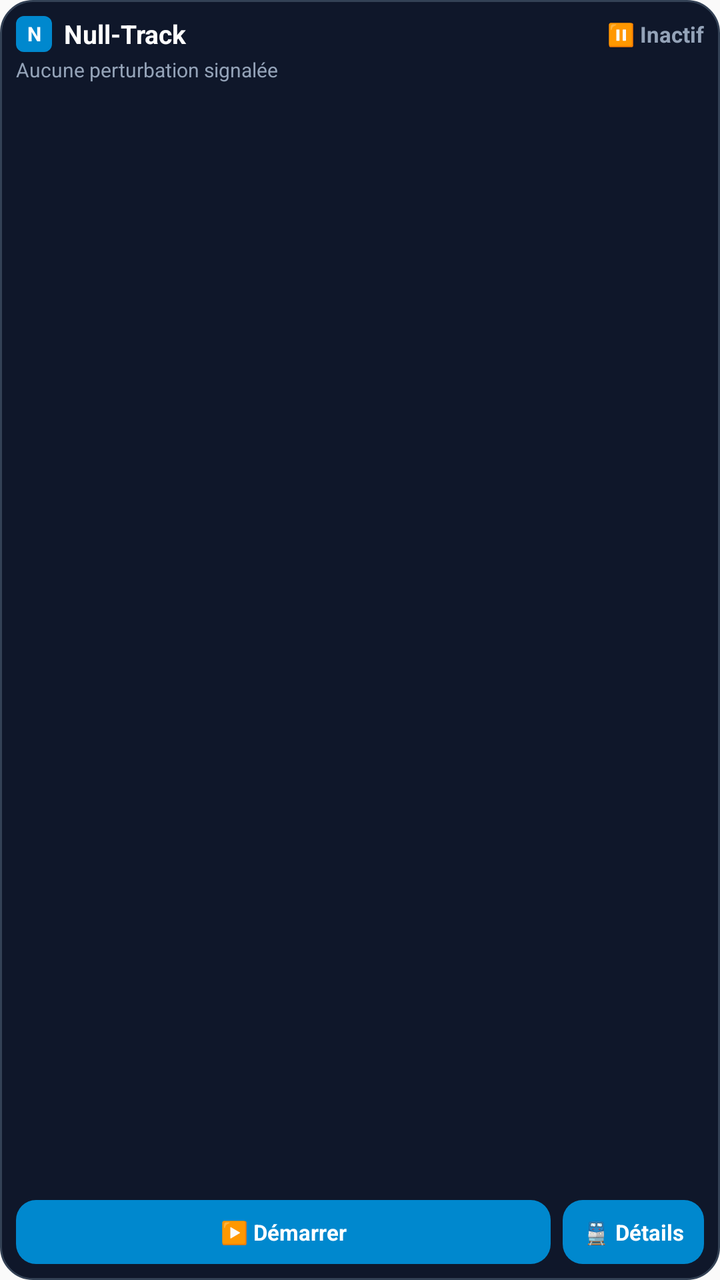
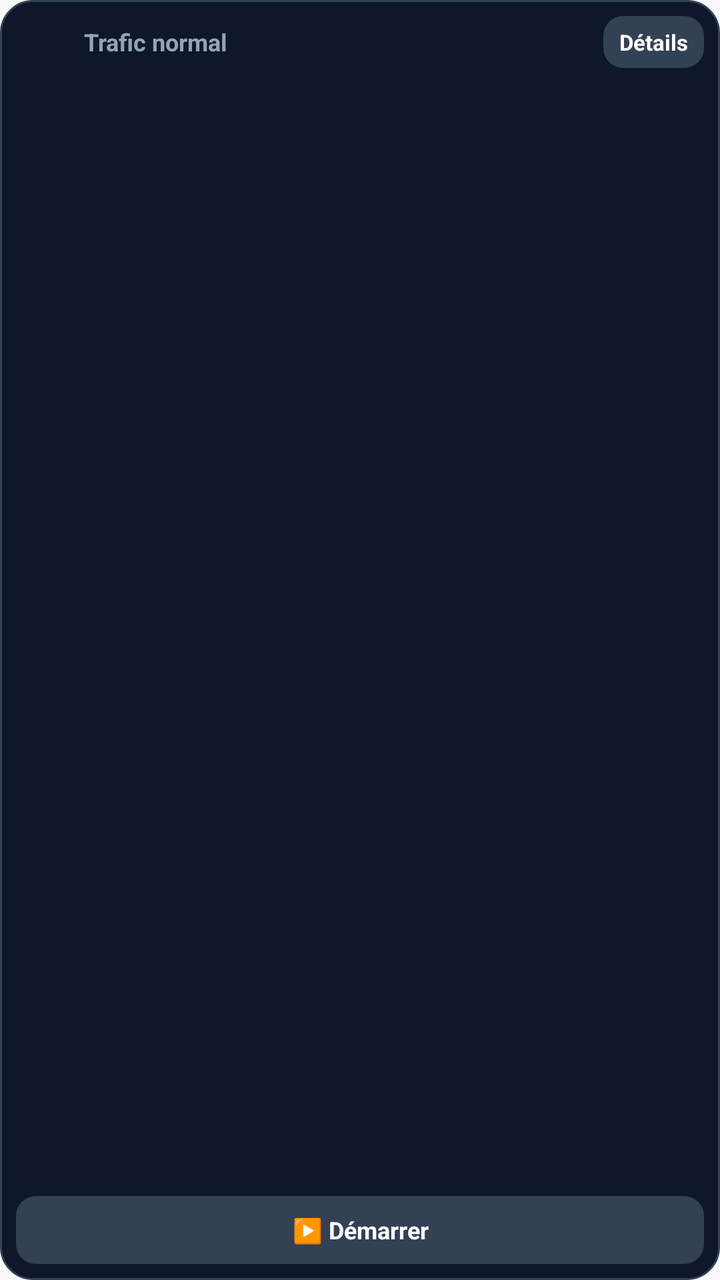

Screens rendered from an Android XML layout before and after an edit, with the pre-edit source and the edit as a unified diff.
<!-- AndroidManifest.xml: application theme android:Theme.Material.Light.NoActionBar -->
<!-- res/layout/widget_nulltrack.xml -->
<?xml version="1.0" encoding="utf-8"?>
<LinearLayout xmlns:android="http://schemas.android.com/apk/res/android"
    android:id="@+id/widget_root"
    android:layout_width="match_parent"
    android:layout_height="match_parent"
    android:background="@drawable/widget_background"
    android:orientation="vertical"
    android:padding="8dp">

    
    <LinearLayout
        android:id="@+id/widget_header"
        android:layout_width="match_parent"
        android:layout_height="wrap_content"
        android:clickable="true"
        android:focusable="true"
        android:gravity="center_vertical"
        android:orientation="horizontal">

        <TextView
            android:id="@+id/widget_badge"
            android:layout_width="18dp"
            android:layout_height="18dp"
            android:background="@drawable/widget_line_badge"
            android:gravity="center"
            android:text="N"
            android:textColor="#FFFFFF"
            android:textSize="10sp"
            android:textStyle="bold" />

        <TextView
            android:id="@+id/widget_title"
            android:layout_width="0dp"
            android:layout_height="wrap_content"
            android:layout_marginStart="6dp"
            android:layout_weight="1"
            android:ellipsize="end"
            android:maxLines="1"
            android:text="Null-Track"
            android:textColor="#FFFFFF"
            android:textSize="13sp"
            android:textStyle="bold" />

        <TextView
            android:id="@+id/widget_status_badge"
            android:layout_width="wrap_content"
            android:layout_height="wrap_content"
            android:ellipsize="end"
            android:maxLines="1"
            android:text="⏸️ Inactif"
            android:textColor="#94A3B8"
            android:textSize="11sp"
            android:textStyle="bold" />
    </LinearLayout>

    
    <TextView
        android:id="@+id/widget_detail_text"
        android:layout_width="match_parent"
        android:layout_height="wrap_content"
        android:layout_marginTop="2dp"
        android:ellipsize="end"
        android:maxLines="1"
        android:text="Aucune perturbation signalée"
        android:textColor="#94A3B8"
        android:textSize="10sp" />

    
    <FrameLayout
        android:layout_width="match_parent"
        android:layout_height="0dp"
        android:layout_weight="1" />

    
    <LinearLayout
        android:layout_width="match_parent"
        android:layout_height="wrap_content"
        android:layout_marginTop="3dp"
        android:gravity="center_vertical"
        android:orientation="horizontal">

        
        <TextView
            android:id="@+id/widget_action_button"
            android:layout_width="0dp"
            android:layout_height="32dp"
            android:layout_weight="1"
            android:background="@drawable/widget_button_inactive"
            android:clickable="true"
            android:focusable="true"
            android:gravity="center"
            android:paddingStart="8dp"
            android:paddingEnd="8dp"
            android:text="▶️ Démarrer"
            android:textColor="#FFFFFF"
            android:textSize="11sp"
            android:textStyle="bold" />

        
        <TextView
            android:id="@+id/widget_open_app_button"
            android:layout_width="wrap_content"
            android:layout_height="32dp"
            android:layout_marginStart="6dp"
            android:background="@drawable/widget_button_inactive"
            android:clickable="true"
            android:focusable="true"
            android:gravity="center"
            android:paddingStart="10dp"
            android:paddingEnd="10dp"
            android:text="🚆 Détails"
            android:textColor="#FFFFFF"
            android:textSize="11sp"
            android:textStyle="bold" />
    </LinearLayout>

</LinearLayout>
<!-- resources referenced by this layout -->
<resources>
  <!-- drawable widget_background (drawable) -->
  <?xml version="1.0" encoding="utf-8"?>
  <shape xmlns:android="http://schemas.android.com/apk/res/android"
      android:shape="rectangle">
      <corners android:radius="16dp" />
      <solid android:color="#0F172A" />
      <stroke
          android:width="1dp"
          android:color="#334155" />
  </shape>
  <!-- drawable widget_button_inactive (drawable) -->
  <?xml version="1.0" encoding="utf-8"?>
  <shape xmlns:android="http://schemas.android.com/apk/res/android"
      android:shape="rectangle">
      <corners android:radius="10dp" />
      <solid android:color="#0088CE" />
  </shape>
  <!-- drawable widget_line_badge (drawable) -->
  <?xml version="1.0" encoding="utf-8"?>
  <shape xmlns:android="http://schemas.android.com/apk/res/android"
      android:shape="rectangle">
      <corners android:radius="4dp" />
      <solid android:color="#0088CE" />
  </shape>
</resources>

<!-- the commit's change to res/layout/widget_nulltrack.xml (unified diff, before → after) -->
@@ -17,53 +17,42 @@
         android:gravity="center_vertical"
         android:orientation="horizontal">
 
+        <ImageView
+            android:id="@+id/widget_app_logo"
+            android:layout_width="26dp"
+            android:layout_height="26dp"
+            android:src="@mipmap/ic_launcher_round"
+            android:contentDescription="Logo" />
+
         <TextView
-            android:id="@+id/widget_badge"
-            android:layout_width="18dp"
-            android:layout_height="18dp"
-            android:background="@drawable/widget_line_badge"
-            android:gravity="center"
-            android:text="N"
-            android:textColor="#FFFFFF"
-            android:textSize="10sp"
+            android:id="@+id/widget_detail_text"
+            android:layout_width="0dp"
+            android:layout_height="wrap_content"
+            android:layout_marginStart="8dp"
+            android:layout_marginEnd="6dp"
+            android:layout_weight="1"
+            android:ellipsize="end"
+            android:maxLines="1"
+            android:text="Trafic normal"
+            android:textColor="#94A3B8"
+            android:textSize="12sp"
             android:textStyle="bold" />
 
         <TextView
-            android:id="@+id/widget_title"
-            android:layout_width="0dp"
-            android:layout_height="wrap_content"
-            android:layout_marginStart="6dp"
-            android:layout_weight="1"
-            android:ellipsize="end"
-            android:maxLines="1"
-            android:text="Null-Track"
+            android:id="@+id/widget_open_app_button"
+            android:layout_width="wrap_content"
+            android:layout_height="26dp"
+            android:background="@drawable/widget_button_inactive"
+            android:clickable="true"
+            android:focusable="true"
+            android:gravity="center"
+            android:paddingStart="8dp"
+            android:paddingEnd="8dp"
+            android:text="Détails"
             android:textColor="#FFFFFF"
-            android:textSize="13sp"
-            android:textStyle="bold" />
-
-        <TextView
-            android:id="@+id/widget_status_badge"
-            android:layout_width="wrap_content"
-            android:layout_height="wrap_content"
-            android:ellipsize="end"
-            android:maxLines="1"
-            android:text="⏸️ Inactif"
-            android:textColor="#94A3B8"
             android:textSize="11sp"
             android:textStyle="bold" />
     </LinearLayout>
-
-    
-    <TextView
-        android:id="@+id/widget_detail_text"
-        android:layout_width="match_parent"
-        android:layout_height="wrap_content"
-        android:layout_marginTop="2dp"
-        android:ellipsize="end"
-        android:maxLines="1"
-        android:text="Aucune perturbation signalée"
-        android:textColor="#94A3B8"
-        android:textSize="10sp" />
 
     
     <FrameLayout
@@ -72,46 +61,19 @@
         android:layout_weight="1" />
 
     
-    <LinearLayout
+    <TextView
+        android:id="@+id/widget_action_button"
         android:layout_width="match_parent"
-        android:layout_height="wrap_content"
-        android:layout_marginTop="3dp"
-        android:gravity="center_vertical"
-        android:orientation="horizontal">
-
-        
-        <TextView
-            android:id="@+id/widget_action_button"
-            android:layout_width="0dp"
-            android:layout_height="32dp"
-            android:layout_weight="1"
-            android:background="@drawable/widget_button_inactive"
-            android:clickable="true"
-            android:focusable="true"
-            android:gravity="center"
-            android:paddingStart="8dp"
-            android:paddingEnd="8dp"
-            android:text="▶️ Démarrer"
-            android:textColor="#FFFFFF"
-            android:textSize="11sp"
-            android:textStyle="bold" />
-
-        
-        <TextView
-            android:id="@+id/widget_open_app_button"
-            android:layout_width="wrap_content"
-            android:layout_height="32dp"
-            android:layout_marginStart="6dp"
-            android:background="@drawable/widget_button_inactive"
-            android:clickable="true"
-            android:focusable="true"
-            android:gravity="center"
-            android:paddingStart="10dp"
-            android:paddingEnd="10dp"
-            android:text="🚆 Détails"
-            android:textColor="#FFFFFF"
-            android:textSize="11sp"
-            android:textStyle="bold" />
-    </LinearLayout>
+        android:layout_height="34dp"
+        android:background="@drawable/widget_button_inactive"
+        android:clickable="true"
+        android:focusable="true"
+        android:gravity="center"
+        android:paddingStart="12dp"
+        android:paddingEnd="12dp"
+        android:text="▶️ Démarrer"
+        android:textColor="#FFFFFF"
+        android:textSize="12sp"
+        android:textStyle="bold" />
 
 </LinearLayout>
<!-- resource entries referenced after the edit -->
@@ -15,14 +15,14 @@
   <shape xmlns:android="http://schemas.android.com/apk/res/android"
       android:shape="rectangle">
       <corners android:radius="10dp" />
-      <solid android:color="#0088CE" />
+      <solid android:color="#334155" />
   </shape>
-  <!-- drawable widget_line_badge (drawable) -->
+  <!-- mipmap ic_launcher_round (mipmap-anydpi-v26) -->
   <?xml version="1.0" encoding="utf-8"?>
-  <shape xmlns:android="http://schemas.android.com/apk/res/android"
-      android:shape="rectangle">
-      <corners android:radius="4dp" />
-      <solid android:color="#0088CE" />
-  </shape>
+  <adaptive-icon xmlns:android="http://schemas.android.com/apk/res/android">
+      <background android:drawable="@color/ic_launcher_background" />
+      <foreground android:drawable="@mipmap/ic_launcher_foreground" />
+  </adaptive-icon>
+  <color name="ic_launcher_background">#DFDFDF</color>
 </resources>
 
